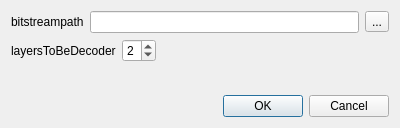
QtLab/lmApp, file longmanApp/src/appGUI/lmParserBitConfigure.ui: the form before one commit.
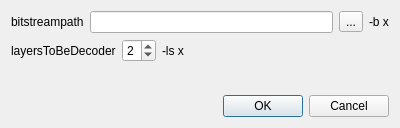
The form after the commit.

Commit message: add decodeinfo class

Diff of the .ui file:
```diff
--- a/longmanApp/src/appGUI/lmParserBitConfigure.ui
+++ b/longmanApp/src/appGUI/lmParserBitConfigure.ui
@@ -45,6 +45,13 @@
        </property>
       </widget>
      </item>
+     <item>
+      <widget class="QLabel" name="label_4">
+       <property name="text">
+        <string>-b x</string>
+       </property>
+      </widget>
+     </item>
     </layout>
    </item>
    <item>
@@ -69,6 +76,13 @@
        </property>
       </widget>
      </item>
+     <item>
+      <widget class="QLabel" name="label_3">
+       <property name="text">
+        <string>-ls x</string>
+       </property>
+      </widget>
+     </item>
      <item>
       <spacer name="horizontalSpacer">
        <property name="orientation">
```
The commit also changes 11 other files.
